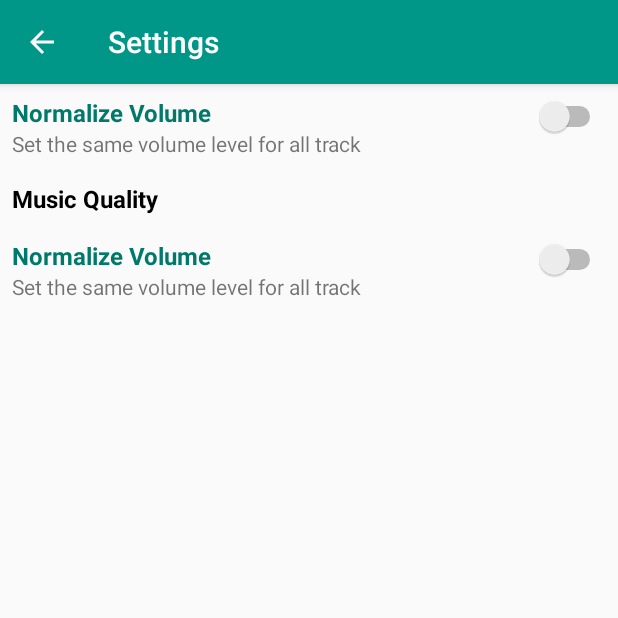
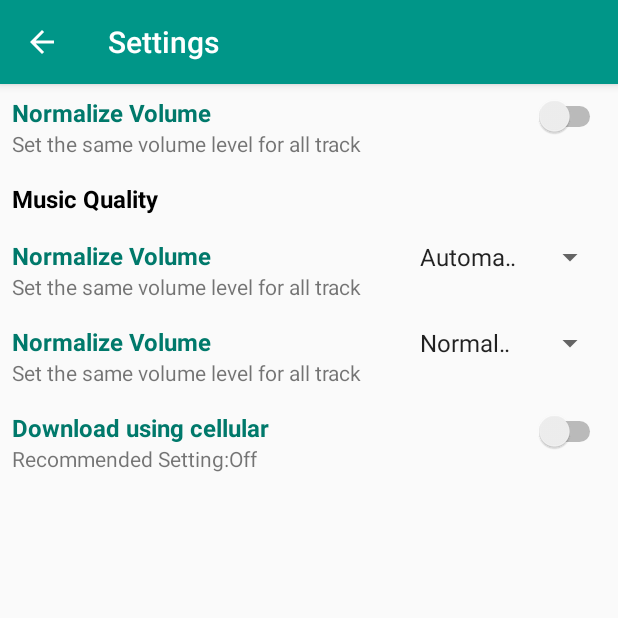
Before and after one commit to kanjih-ciandt/Udacitify, an Android app: the SettingsActivity screen opened directly, with no data from a screen before it, on a phone screen of 412 x 824 dp, the top half of it. Run offline under Robolectric (Android 15) with nearby library versions, the phone set to English and light mode, and no system bars.

Commit message:
settings UI done

```diff
--- a/app/src/main/res/layout/activity_settings.xml
+++ b/app/src/main/res/layout/activity_settings.xml
@@ -30,7 +30,7 @@
                     android:text="@string/settings_volume_normalize"
                     style="@style/settings_option"/>
                 <TextView
-                   style="@style/settings_description"
+                    style="@style/settings_description"
                     android:text="@string/settings_volume_normalize_description"/>
             </LinearLayout>
             <Switch
@@ -49,8 +49,34 @@
             android:orientation="horizontal"
             android:layout_marginBottom="16dp">
             <LinearLayout
-                android:layout_width="wrap_content"
+                android:layout_width="0dp"
                 android:layout_height="wrap_content"
+                android:layout_weight="2"
+                android:orientation="vertical"
+                >
+                <TextView
+                    android:text="@string/settings_volume_normalize"
+                    style="@style/settings_option"/>
+                <TextView
+                    style="@style/settings_description"
+                    android:text="@string/settings_volume_normalize_description"/>
+            </LinearLayout>
+            <Spinner
+                android:layout_width="0dp"
+                android:layout_height="wrap_content"
+                android:layout_weight="1"
+                android:entries="@array/streaming_quality_type"
+                android:gravity="center" />
+        </LinearLayout>
+        <LinearLayout
+            android:layout_width="match_parent"
+            android:layout_height="wrap_content"
+            android:orientation="horizontal"
+            android:layout_marginBottom="16dp">
+            <LinearLayout
+                android:layout_width="0dp"
+                android:layout_height="wrap_content"
+                android:layout_weight="2"
                 android:orientation="vertical"
                 >
                 <TextView
@@ -61,6 +87,30 @@
                     style="@style/settings_description"
                     android:text="@string/settings_volume_normalize_description"/>
             </LinearLayout>
+            <Spinner
+                android:layout_width="0dp"
+                android:layout_height="wrap_content"
+                android:layout_weight="1"
+                android:entries="@array/download_quality_type"
+                android:gravity="center" />
+        </LinearLayout>
+        <LinearLayout
+            android:layout_width="match_parent"
+            android:layout_height="wrap_content"
+            android:orientation="horizontal"
+            android:layout_marginBottom="16dp">
+            <LinearLayout
+                android:layout_width="wrap_content"
+                android:layout_height="wrap_content"
+                android:orientation="vertical"
+                >
+                <TextView
+                    android:text="@string/settings_download_mobile"
+                    style="@style/settings_option"/>
+                <TextView
+                    style="@style/settings_description"
+                    android:text="@string/settings_download_mobile_description"/>
+            </LinearLayout>
             <Switch
                 android:layout_width="match_parent"
                 android:layout_height="wrap_content"
--- a/app/src/main/res/layout/activity_sign_up.xml
+++ b/app/src/main/res/layout/activity_sign_up.xml
@@ -9,5 +9,10 @@
     android:paddingRight="@dimen/activity_horizontal_margin"
     android:paddingTop="@dimen/activity_vertical_margin"
     tools:context="com.udacity.udacitify.SignUpActivity">
+    <TextView
+        android:layout_width="match_parent"
+        android:layout_height="match_parent"
+        android:gravity="center"
+        android:text="Firebase Authentication using Oauth2"/>
 
 </RelativeLayout>
--- a/app/src/main/res/values/strings.xml
+++ b/app/src/main/res/values/strings.xml
@@ -50,6 +50,29 @@
     <string name="settings_music_quality">Music Quality</string>
 
     <string name="settings_streaming">Streaming</string>
+    <string name="settings_streaming_description">Higher quality uses more data.</string>
+    <string name="settings_quality_automatic">Automatic Quality</string>
+    <string name="settings_quality_normal">Normal Quality</string>
+    <string name="settings_quality_high">High Quality</string>
+
+    <string name="settings_download">Download</string>
+    <string name="settings_download_description">Higher quality uses more disk space.</string>
+
+    <string-array name="streaming_quality_type">
+        <item>@string/settings_quality_automatic</item>
+        <item>@string/settings_quality_normal</item>
+        <item>@string/settings_quality_high</item>
+    </string-array>
+
+    <string-array name="download_quality_type">
+        <item>@string/settings_quality_normal</item>
+        <item>@string/settings_quality_high</item>
+    </string-array>
+
+
+    <string name="settings_download_mobile">Download using cellular</string>
+    <string name="settings_download_mobile_description">Recommended Setting:Off</string>
+
 
 
 
```
